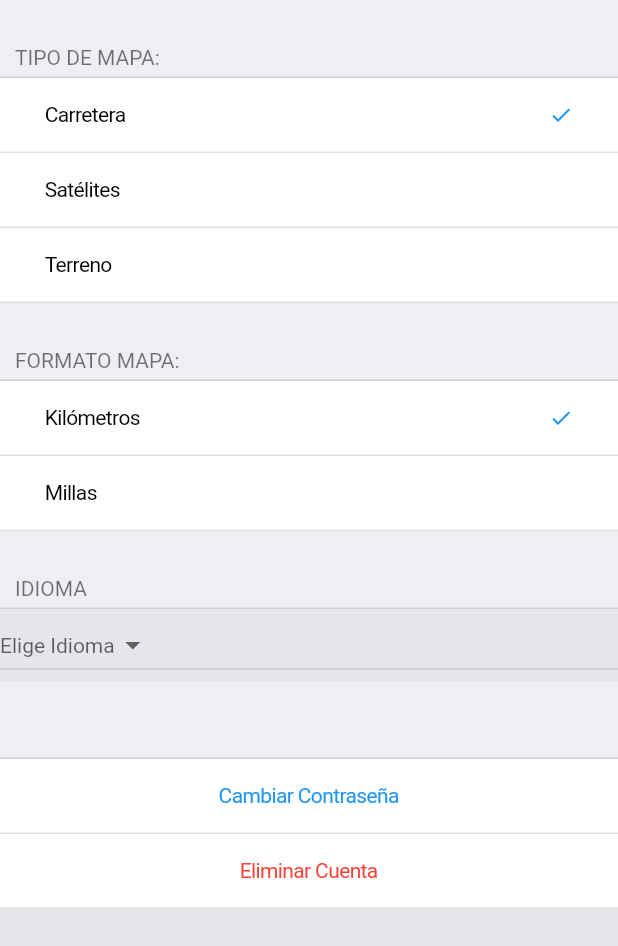
After one commit to jvazquezmatias/map_project, a Flutter app: the AccountSettings screen opened directly, on a phone screen of 412 x 824 dp. The commit adds this screen. Shown: the top 946 px of the screen. Run offline on Flutter 3.47's test engine with Material 2 defaults, Android fonts, the phone set to English and light mode, and no system bars; network calls fail.

Commit message:
Botón back con margin y pestaña Cuenta iniciada

```diff
--- /dev/null
+++ b/lib/flutter_cupertino_settings.dart
@@ -0,0 +1,79 @@
+library flutter_cupertino_settings;
+
+import 'package:flutter/material.dart';
+import 'package:flutter/cupertino.dart';
+
+part 'widgets/button.dart';
+part 'widgets/control.dart';
+part 'widgets/header.dart';
+part 'widgets/link.dart';
+part 'widgets/selection.dart';
+part 'widgets/widget.dart';
+
+const double CS_ITEM_HEIGHT = 50.0;
+const Color CS_HEADER_COLOR = Color(0xFFEEEEF3);
+const Color CS_BORDER_COLOR = Colors.black12;
+const Color CS_TEXT_COLOR = Colors.black;
+const Color CS_HEADER_TEXT_COLOR = Colors.black54;
+const EdgeInsets CS_ITEM_PADDING = EdgeInsets.only(left: 10.0, right: 10.0);
+const double CS_HEADER_FONT_SIZE = 14.0;
+const double CS_ITEM_NAME_SIZE = 15.0;
+const EdgeInsets CS_ICON_PADDING = EdgeInsets.only(right: 10.0);
+const CSWidgetStyle CS_DEFAULT_STYLE = CSWidgetStyle();
+const Color CS_CHECK_COLOR = Colors.blue;
+const double CS_CHECK_SIZE = 16.0;
+
+/// Event for [CSSelection]
+typedef void SelectionCallback(int selected);
+
+class CupertinoSettings extends StatelessWidget {
+  final List<Widget> items;
+  final bool shrinkWrap;
+
+  CupertinoSettings({
+    @required this.items,
+    this.shrinkWrap = false,
+  });
+
+  @override
+  Widget build(BuildContext context) {
+    if (!shrinkWrap) {
+      return Container(
+        color: Theme.of(context).brightness == Brightness.dark
+            ? Colors.black12
+            : CupertinoColors.lightBackgroundGray,
+        child: SafeArea(
+          bottom: false,
+          child: Column(
+            children: <Widget>[
+              Expanded(
+                child: ListView.builder(
+                  shrinkWrap: shrinkWrap,
+                  itemCount: items.length,
+                  itemBuilder: (BuildContext context, int index) {
+                    return items[index];
+                  },
+                ),
+              ),
+            ],
+          ),
+        ),
+      );
+    }
+    return Container(
+      color: Theme.of(context).brightness == Brightness.dark
+          ? Colors.black12
+          : CupertinoColors.lightBackgroundGray,
+      child: SafeArea(
+        bottom: false,
+        child: ListView.builder(
+          shrinkWrap: shrinkWrap,
+          itemCount: items.length,
+          itemBuilder: (BuildContext context, int index) {
+            return items[index];
+          },
+        ),
+      ),
+    );
+  }
+}
--- /dev/null
+++ b/lib/ui/pages/account_settings.dart
@@ -0,0 +1,69 @@
+import 'package:flutter/material.dart';
+import 'package:flutter/cupertino.dart';
+import 'package:project/flutter_cupertino_settings.dart';
+
+class AccountSettings extends StatefulWidget {
+  static String tag = 'account-settings';
+  @override
+  AccountTabSettings createState() => new AccountTabSettings();
+}
+  class AccountTabSettings extends State<AccountSettings> {
+  double _slider = 0.5;
+  bool _switch = false;
+  int _index = 0;
+  List<String> locations = ['Español', 'Catalán', 'Inglés'];
+  String _selectedLocation = 'Español';
+
+  @override
+  Widget build(BuildContext context) {
+    return Scaffold(
+      body: CupertinoSettings(
+        items: <Widget>[
+          CSHeader('Tipo de mapa:'),
+          CSSelection(
+            ['Carretera', 'Satélites', 'Terreno'],
+            (int value) {
+              setState(() {
+                _index = value;
+              });
+            },
+            currentSelection: _index,
+          ),
+          CSHeader('Formato mapa:'),
+          CSSelection(
+            ['Kilómetros', 'Millas'],
+            (int value) {
+              setState(() {
+                _index = value;
+              });
+            },
+            currentSelection: _index,
+          ),
+          CSHeader("Idioma"),
+          new DropdownButton<String>(
+             style: TextStyle(
+                color: Theme.of(context).brightness == Brightness.dark
+                    ? Colors.white
+                    : CS_TEXT_COLOR,
+                fontSize: CS_HEADER_FONT_SIZE,
+              ),
+              items: locations.map((String val) {
+                return new DropdownMenuItem<String>(
+                  value: val,
+                  child: new Text(val),
+
+                );
+              }).toList(),
+              hint: Text("Elige Idioma"),
+              onChanged: (newVal) {
+                _selectedLocation = newVal;
+                this.setState(() {});
+              }),
+          CSHeader(""),
+          CSButton(CSButtonType.DEFAULT_CENTER, "Cambiar Contraseña", () {}),
+          CSButton(CSButtonType.DESTRUCTIVE, "Eliminar Cuenta", () {}),
+        ],
+      ),
+    );
+  }
+}
--- a/lib/ui/pages/home_page.dart
+++ b/lib/ui/pages/home_page.dart
@@ -1,7 +1,8 @@
 import 'package:flutter/material.dart';
 import 'package:project/ui/pages/account.dart';
 import 'package:project/ui/pages/settings.dart';
-import 'package:project/ui/pages/home.dart';
+import 'package:project/ui/pages/home.dart' as  home;
+import 'package:project/ui/pages/account_settings.dart';
 
 class MyHome extends StatefulWidget {
   @override
@@ -57,7 +58,7 @@ TabController controller;
       appBar: _appBar,
       body: TabBarView(
         physics: const NeverScrollableScrollPhysics(),
-        children: <Widget>[new HomeTab(),new LoginPage(), new SettingsTab()],
+        children: <Widget>[new home.HomeTab(), home.HomeTab.disabled ? new LoginPage() : new AccountSettings(), new SettingsTab()],
         controller: controller,
       ),
       bottomNavigationBar: new Material(
--- /dev/null
+++ b/lib/widgets/button.dart
@@ -0,0 +1,66 @@
+part of flutter_cupertino_settings;
+
+/// A button-cell inside [CupertinoSettings]
+/// 3 different types are available (they only affect the design):
+/// [CSButtonType.DESTRUCTIVE] Red and centered
+/// [CSButtonType.DEFAULT] Blue and left aligned
+/// [CSButtonType.DEFAULT_CENTER] Blue and centered
+/// Provides the correct paddings and text properties
+///
+/// It is quite complex:
+///
+/// -- Widget
+///   |- Flex
+///     |- Expand
+///       |- CupertinoButton
+///         |- Container        (<--- For text-alignment)
+///           |- Text
+///
+/// This "hack" is mandatory to archive that...
+/// 1) The button can be aligned
+/// 2) The entire row is touch-sensitive
+class CSButton extends CSWidget {
+  final CSButtonType type;
+  final String text;
+  final VoidCallback pressed;
+  final double fontSize;
+
+  CSButton(this.type, this.text, this.pressed,
+      {CSWidgetStyle style = CS_DEFAULT_STYLE,
+      this.fontSize = CS_HEADER_FONT_SIZE})
+      : super(
+            Flex(
+              direction: Axis.horizontal,
+              children: <Widget>[
+                Expanded(
+                  child: CupertinoButton(
+                    padding: EdgeInsets.zero,
+                    child: Container(
+                      alignment: type.alignment,
+                      child: Text(text,
+                          style:
+                              TextStyle(color: type.color, fontSize: fontSize)),
+                    ),
+                    onPressed: pressed,
+                  ),
+                ),
+              ],
+            ),
+            style: style);
+}
+
+/// Defines different types for [CSButton]
+/// Specifies color and alignment
+class CSButtonType {
+  static const CSButtonType DESTRUCTIVE =
+      CSButtonType(Colors.red, AlignmentDirectional.center);
+  static const CSButtonType DEFAULT =
+      CSButtonType(Colors.blue, AlignmentDirectional.centerStart);
+  static const CSButtonType DEFAULT_CENTER =
+      CSButtonType(Colors.blue, AlignmentDirectional.center);
+
+  final Color color;
+  final AlignmentGeometry alignment;
+
+  const CSButtonType(this.color, this.alignment);
+}
--- /dev/null
+++ b/lib/widgets/header.dart
@@ -0,0 +1,32 @@
+part of flutter_cupertino_settings;
+
+/// This widgets is used as a grouping separator.
+/// The [title] attribute is optional.
+class CSHeader extends StatelessWidget {
+  final String title;
+  final Color backgroundColorDark;
+
+  CSHeader(
+    this.title, {
+    this.backgroundColorDark = Colors.black12,
+  });
+
+  @override
+  Widget build(BuildContext context) {
+    return Container(
+      padding: const EdgeInsets.only(left: 10.0, top: 30.0, bottom: 5.0),
+      child: Text(title.toUpperCase(),
+          style: TextStyle(
+              color: Theme.of(context).brightness == Brightness.dark
+                  ? null
+                  : CS_HEADER_TEXT_COLOR,
+              fontSize: CS_HEADER_FONT_SIZE)),
+      decoration: BoxDecoration(
+          color: Theme.of(context).brightness == Brightness.dark
+              ? backgroundColorDark
+              : CS_HEADER_COLOR,
+          border:
+              Border(bottom: BorderSide(color: CS_BORDER_COLOR, width: 1.0))),
+    );
+  }
+}
--- /dev/null
+++ b/lib/widgets/selection.dart
@@ -0,0 +1,78 @@
+part of flutter_cupertino_settings;
+
+/// A selection view
+/// Allows to select between multiple items
+/// Every item is represented by a String
+///
+/// If an item is selected, onSelected is called with its index
+///
+/// eg:
+/// items = ["hello","world","flutter"]
+/// select "world"
+///
+/// onSelected(1)
+class CSSelection extends StatefulWidget {
+  final List<String> items;
+  final SelectionCallback onSelected;
+  final int currentSelection;
+  final double fontSize;
+
+  CSSelection(this.items, this.onSelected,
+      {this.currentSelection = 0, this.fontSize = CS_HEADER_FONT_SIZE});
+
+  @override
+  State<StatefulWidget> createState() {
+    return CSSelectionState(items, currentSelection, onSelected);
+  }
+}
+
+/// [State] for [CSSelection]
+class CSSelectionState extends State<CSSelection> {
+  int currentSelection;
+  final SelectionCallback onSelected;
+  final List<String> items;
+
+  CSSelectionState(this.items, this.currentSelection, this.onSelected);
+
+  @override
+  Widget build(BuildContext context) {
+    final List<Widget> widgets = <Widget>[];
+    for (int i = 0; i < items.length; i++) {
+      widgets.add(createItem(context, items[i], i));
+    }
+
+    return Column(children: widgets);
+  }
+
+  Widget createItem(BuildContext context, String name, int index) {
+    return CSWidget(new CupertinoButton(
+        onPressed: () {
+          if (index != currentSelection) {
+            setState(() => currentSelection = index);
+            onSelected(index);
+          }
+        },
+        pressedOpacity: 1.0,
+        child: Row(
+          children: <Widget>[
+            Expanded(
+                child: Text(
+              name,
+              style: TextStyle(
+                color: Theme.of(context).brightness == Brightness.dark
+                    ? Colors.white
+                    : CS_TEXT_COLOR,
+                fontSize: widget.fontSize,
+              ),
+            )),
+            Icon(Icons.check,
+                color: (index == currentSelection
+                    ? Theme.of(context).brightness == Brightness.dark
+                        ? Colors.white
+                        : CS_CHECK_COLOR
+                    : Colors.transparent),
+                size: CS_CHECK_SIZE)
+          ],
+        )));
+  }
+}
--- /dev/null
+++ b/lib/widgets/widget.dart
@@ -0,0 +1,56 @@
+part of flutter_cupertino_settings;
+
+/// Used to display a widget of any kind in [CupertinoSettings]
+/// It provices the correct height, color and border to create the intended look
+/// The optional [alignment] attribute allows to specify the aligment inside the container
+/// The optional [style] attribute allows to specify a style (e.g. an Icon)
+class CSWidget extends StatelessWidget {
+  final Widget widget;
+  final AlignmentGeometry alignment;
+  final double height;
+  final CSWidgetStyle style;
+
+  CSWidget(
+    this.widget, {
+    this.alignment,
+    this.height = CS_ITEM_HEIGHT,
+    this.style = CS_DEFAULT_STYLE,
+  });
+
+  @override
+  Widget build(BuildContext context) {
+    Widget child;
+
+    //style.icon
+    if (style.icon != null) {
+      child = Row(children: <Widget>[
+        Container(
+          child: style.icon,
+          padding: CS_ICON_PADDING,
+        ),
+        Expanded(child: widget)
+      ]);
+    } else {
+      child = widget;
+    }
+
+    return Container(
+        alignment: alignment,
+        height: height,
+        padding: CS_ITEM_PADDING,
+        decoration: BoxDecoration(
+          color: Theme.of(context).brightness == Brightness.dark
+              ? null
+              : Colors.white,
+          border:
+              Border(bottom: BorderSide(color: CS_BORDER_COLOR, width: 1.0)),
+        ),
+        child: child);
+  }
+}
+
+/// Defines style attributes that can be applied to every [CSWidget]
+class CSWidgetStyle {
+  final Icon icon;
+  const CSWidgetStyle({this.icon});
+}
--- a/pubspec.yaml
+++ b/pubspec.yaml
@@ -27,6 +27,7 @@ dependencies:
 dev_dependencies:
   flutter_test:
     sdk: flutter
+
 
 
 # For information on the generic Dart part of this file, see the
```
Also changed, not shown: lib/login/home_page.dart (+5 -2 lines), lib/widgets/control.dart (added, +53 -0 lines), lib/widgets/link.dart (added, +29 -0 lines).
